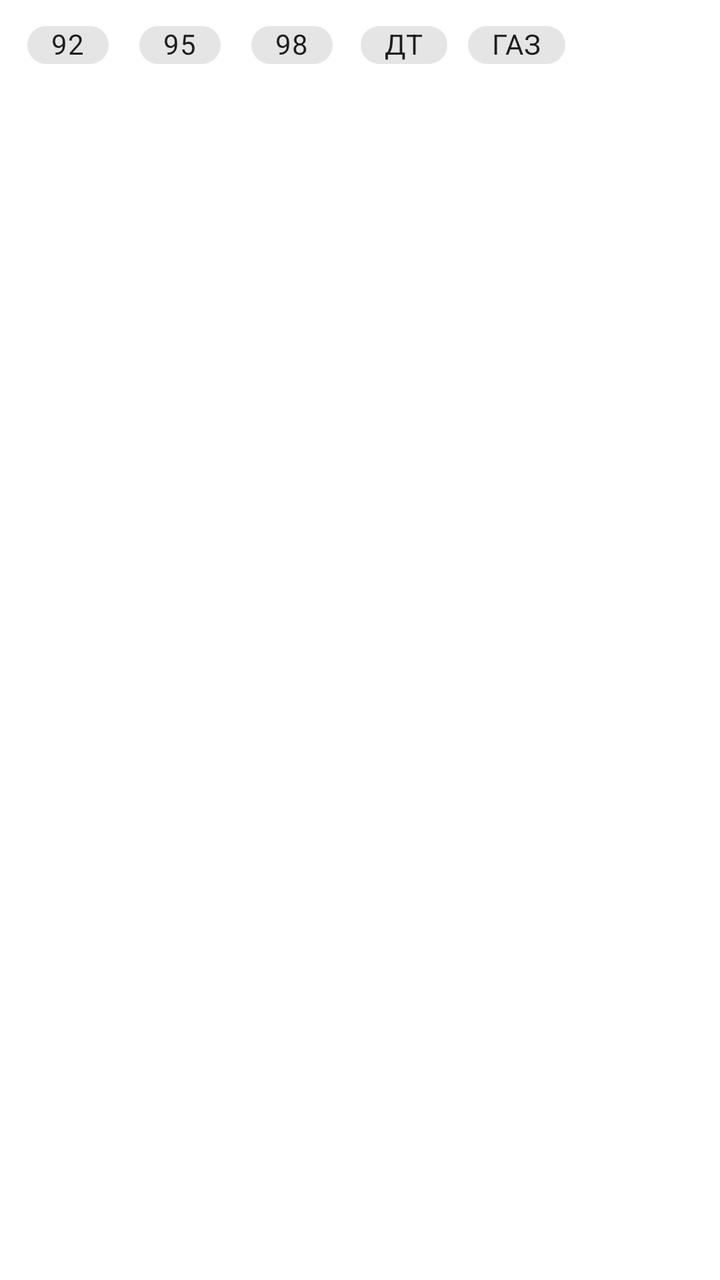
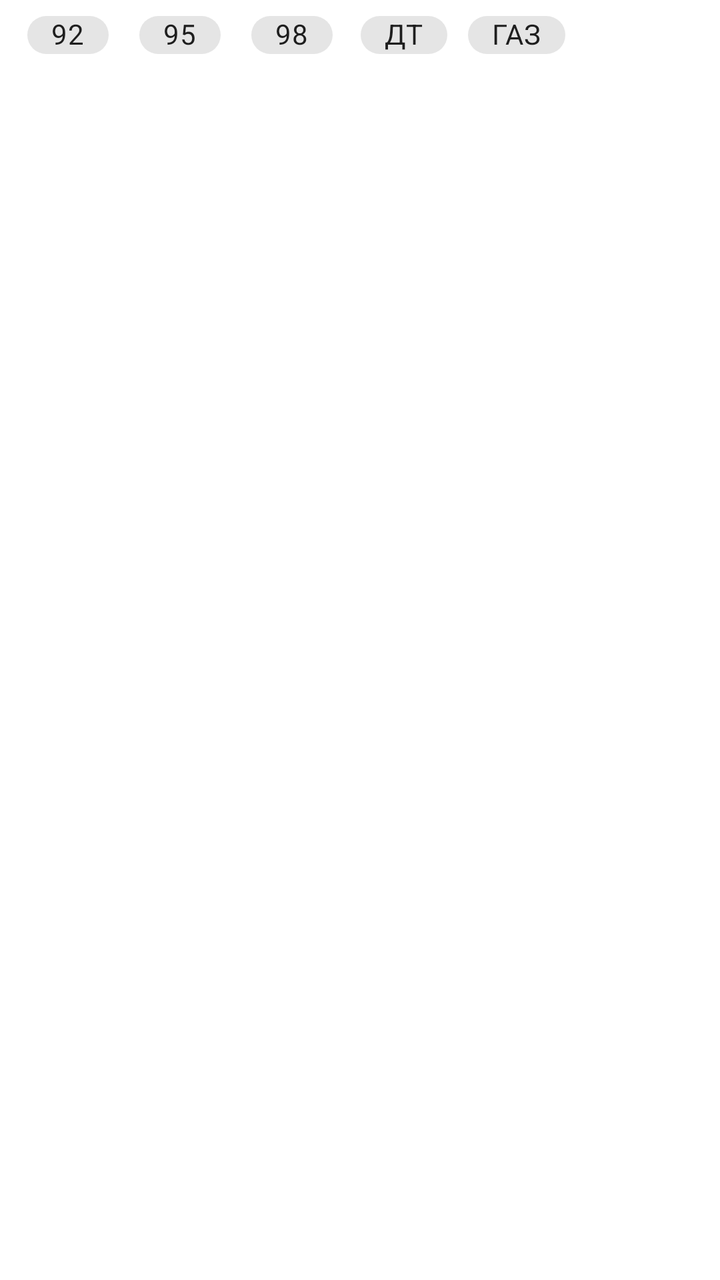

Two renders of the same Android screen: before a commit and after it. Below are the layout's source before the change and the commit's diff.
<!-- AndroidManifest.xml: application theme AppTheme -->
<!-- res/layout/fragment_home.xml -->
<?xml version="1.0" encoding="utf-8"?>
<androidx.constraintlayout.widget.ConstraintLayout xmlns:android="http://schemas.android.com/apk/res/android"
    xmlns:app="http://schemas.android.com/apk/res-auto"
    xmlns:tools="http://schemas.android.com/tools"
    android:layout_width="match_parent"
    android:layout_height="match_parent">

    <LinearLayout
        android:layout_width="match_parent"
        android:layout_height="match_parent"
        android:orientation="vertical">

        <com.google.android.material.chip.ChipGroup
            android:layout_marginTop="5sp"
            android:layout_marginBottom="5sp"
            android:id="@+id/choice_chip_group"
            android:layout_width="match_parent"
            android:layout_height="wrap_content"
            app:singleSelection="true"
            tools:ignore="MissingConstraints">

            <com.google.android.material.chip.Chip
                android:id="@+id/choice_chip"
                style="@style/Widget.MaterialComponents.Chip.Choice"
                android:layout_width="wrap_content"
                android:layout_height="35dp"
                android:layout_marginStart="10dp"
                android:layout_marginLeft="10dp"
                android:checked="false"
                android:text="92"
                app:checkedIconVisible="true" />

            <com.google.android.material.chip.Chip
                android:id="@+id/choice_chip2"
                style="@style/Widget.MaterialComponents.Chip.Choice"
                android:layout_width="wrap_content"
                android:layout_height="35dp"
                android:text="95" />

            <com.google.android.material.chip.Chip
                android:id="@+id/choice_chip3"
                style="@style/Widget.MaterialComponents.Chip.Choice"
                android:layout_width="wrap_content"
                android:layout_height="35dp"
                android:text="98" />

            <com.google.android.material.chip.Chip
                android:id="@+id/choice_chip4"
                style="@style/Widget.MaterialComponents.Chip.Choice"
                android:layout_width="wrap_content"
                android:layout_height="35dp"
                android:text="ДТ" />

            <com.google.android.material.chip.Chip
                android:id="@+id/choice_chip5"
                style="@style/Widget.MaterialComponents.Chip.Choice"
                android:layout_width="wrap_content"
                android:layout_height="35dp"
                android:text="ГАЗ" />

        </com.google.android.material.chip.ChipGroup>

        <androidx.recyclerview.widget.RecyclerView
            android:id="@+id/FuelStationList"
            android:layout_width="match_parent"
            android:layout_height="wrap_content"
            app:layoutManager="LinearLayoutManager"
            android:layout_marginLeft="10sp"
            android:layout_marginRight="10sp"/>
    </LinearLayout>

</androidx.constraintlayout.widget.ConstraintLayout>
<!-- resources referenced by this layout -->
<resources>
  <style name="AppTheme" parent="Theme.MaterialComponents.Light.DarkActionBar">
          
          <item name="colorPrimary">@color/colorPrimary</item>
          <item name="colorPrimaryDark">@color/colorPrimaryDark</item>
          <item name="colorAccent">@color/colorAccent</item>
      </style>
  <color name="colorPrimary">#1976d2</color>
  <color name="colorPrimaryDark">#004ba0</color>
  <color name="colorAccent">#63a4ff</color>
</resources>

<!-- the commit's change to res/layout/fragment_home.xml (unified diff, before → after) -->
@@ -5,68 +5,62 @@
     android:layout_width="match_parent"
     android:layout_height="match_parent">
 
-    <LinearLayout
+    <com.google.android.material.chip.ChipGroup
+        android:id="@+id/choice_chip_group"
         android:layout_width="match_parent"
-        android:layout_height="match_parent"
-        android:orientation="vertical">
+        android:layout_height="wrap_content"
+        app:singleSelection="true"
+        tools:layout_editor_absoluteY="5dp"
+        tools:ignore="MissingConstraints">
 
-        <com.google.android.material.chip.ChipGroup
-            android:layout_marginTop="5sp"
-            android:layout_marginBottom="5sp"
-            android:id="@+id/choice_chip_group"
-            android:layout_width="match_parent"
-            android:layout_height="wrap_content"
-            app:singleSelection="true"
-            tools:ignore="MissingConstraints">
+        <com.google.android.material.chip.Chip
+            android:id="@+id/choice_chip"
+            style="@style/Widget.MaterialComponents.Chip.Choice"
+            android:layout_width="wrap_content"
+            android:layout_height="35dp"
+            android:layout_marginStart="10dp"
+            android:layout_marginLeft="10dp"
+            android:checked="false"
+            android:text="92"
+            app:checkedIconVisible="true" />
 
-            <com.google.android.material.chip.Chip
-                android:id="@+id/choice_chip"
-                style="@style/Widget.MaterialComponents.Chip.Choice"
-                android:layout_width="wrap_content"
-                android:layout_height="35dp"
-                android:layout_marginStart="10dp"
-                android:layout_marginLeft="10dp"
-                android:checked="false"
-                android:text="92"
-                app:checkedIconVisible="true" />
+        <com.google.android.material.chip.Chip
+            android:id="@+id/choice_chip2"
+            style="@style/Widget.MaterialComponents.Chip.Choice"
+            android:layout_width="wrap_content"
+            android:layout_height="35dp"
+            android:text="95" />
 
-            <com.google.android.material.chip.Chip
-                android:id="@+id/choice_chip2"
-                style="@style/Widget.MaterialComponents.Chip.Choice"
-                android:layout_width="wrap_content"
-                android:layout_height="35dp"
-                android:text="95" />
+        <com.google.android.material.chip.Chip
+            android:id="@+id/choice_chip3"
+            style="@style/Widget.MaterialComponents.Chip.Choice"
+            android:layout_width="wrap_content"
+            android:layout_height="35dp"
+            android:text="98" />
 
-            <com.google.android.material.chip.Chip
-                android:id="@+id/choice_chip3"
-                style="@style/Widget.MaterialComponents.Chip.Choice"
-                android:layout_width="wrap_content"
-                android:layout_height="35dp"
-                android:text="98" />
+        <com.google.android.material.chip.Chip
+            android:id="@+id/choice_chip4"
+            style="@style/Widget.MaterialComponents.Chip.Choice"
+            android:layout_width="wrap_content"
+            android:layout_height="35dp"
+            android:text="ДТ" />
 
-            <com.google.android.material.chip.Chip
-                android:id="@+id/choice_chip4"
-                style="@style/Widget.MaterialComponents.Chip.Choice"
-                android:layout_width="wrap_content"
-                android:layout_height="35dp"
-                android:text="ДТ" />
+        <com.google.android.material.chip.Chip
+            android:id="@+id/choice_chip5"
+            style="@style/Widget.MaterialComponents.Chip.Choice"
+            android:layout_width="wrap_content"
+            android:layout_height="35dp"
+            android:text="ГАЗ" />
 
-            <com.google.android.material.chip.Chip
-                android:id="@+id/choice_chip5"
-                style="@style/Widget.MaterialComponents.Chip.Choice"
-                android:layout_width="wrap_content"
-                android:layout_height="35dp"
-                android:text="ГАЗ" />
+    </com.google.android.material.chip.ChipGroup>
 
-        </com.google.android.material.chip.ChipGroup>
-
-        <androidx.recyclerview.widget.RecyclerView
-            android:id="@+id/FuelStationList"
-            android:layout_width="match_parent"
-            android:layout_height="wrap_content"
-            app:layoutManager="LinearLayoutManager"
-            android:layout_marginLeft="10sp"
-            android:layout_marginRight="10sp"/>
-    </LinearLayout>
+    <androidx.recyclerview.widget.RecyclerView
+        android:id="@+id/FuelStationList"
+        android:layout_width="match_parent"
+        android:layout_height="wrap_content"
+        android:layout_marginLeft="10sp"
+        android:layout_marginRight="10sp"
+        app:layoutManager="LinearLayoutManager"
+        app:layout_constraintTop_toBottomOf="@id/choice_chip_group"/>
 
 </androidx.constraintlayout.widget.ConstraintLayout>
